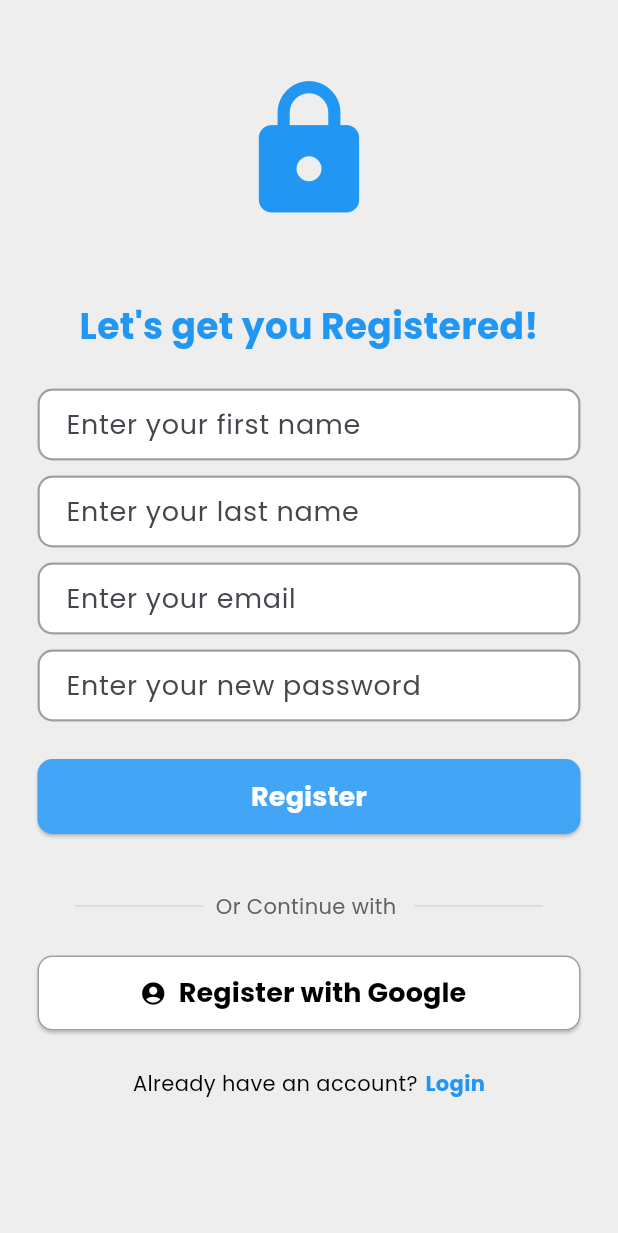
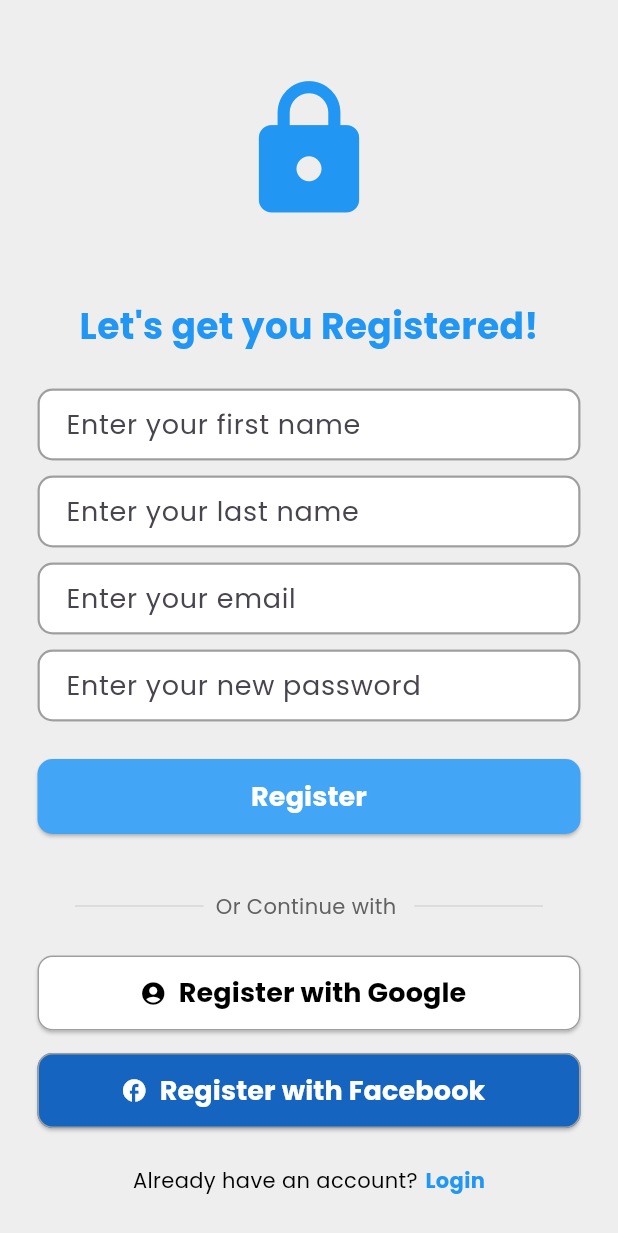
Before and after one commit to zafar-m3n/To-do-app, a Flutter app: the SignUp screen opened by its route, on a phone screen of 412 x 824 dp. Shown: the top 1233 px of the screen. Run offline on Flutter 3.47's test engine with Material 3 defaults, Android fonts, the phone set to English and light mode, and no system bars; our stand-ins replace expandable, flutter_dotenv, flutter_secure_storage, fluttertoast; accounts and stored records are empty.

Commit message:
Facebook button click

```diff
--- a/lib/pages/register_page.dart
+++ b/lib/pages/register_page.dart
@@ -234,6 +234,13 @@ class _SignUpState extends State<SignUp> {
                   // Google register functionality
                 }),
 
+                const SizedBox(height: 15),
+
+                // Facebook button (copied from login page)
+                _buildSocialLoginButton('Register with Facebook', Icons.facebook, Colors.blue.shade800, Colors.white, () {
+                  // Facebook register functionality
+                }),
+
                 const SizedBox(height: 25),
 
                 // Redirect to Login text
```
